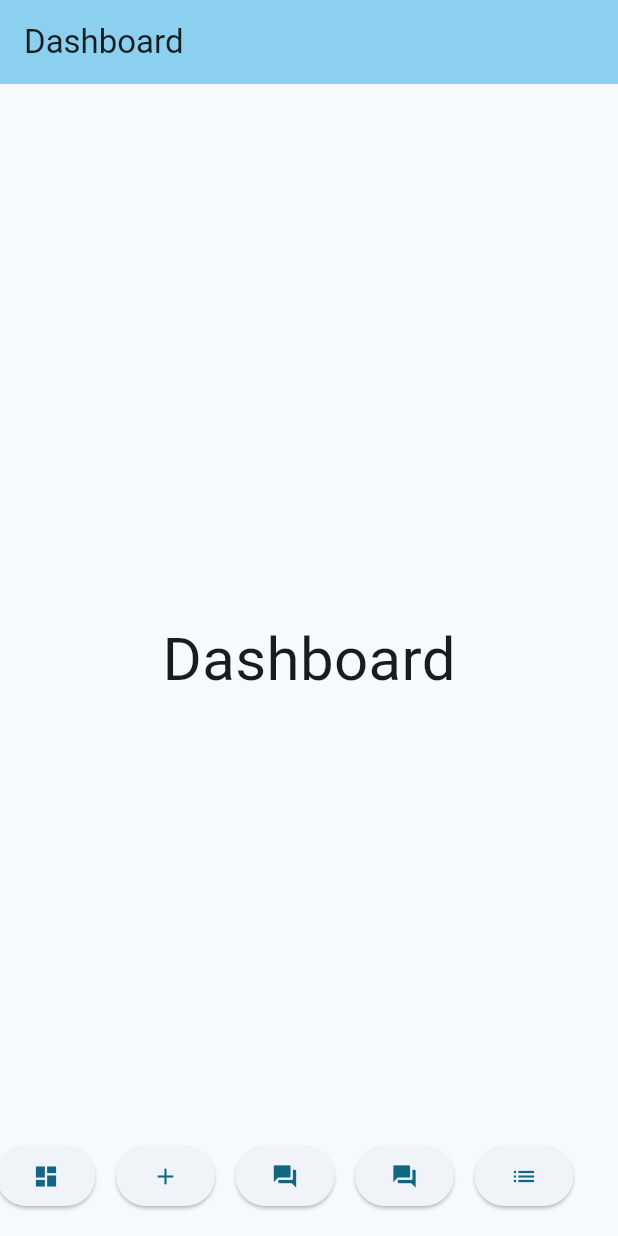
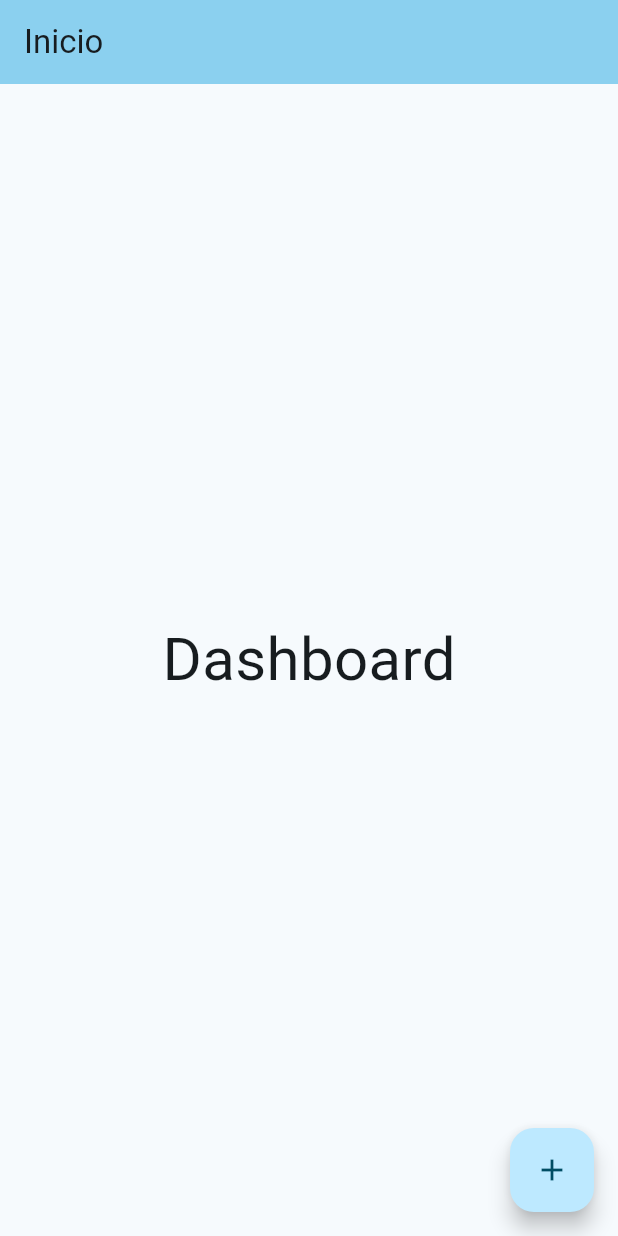
Before and after one commit to ThejavaZ/Encuestas, a Flutter app: the screen it shows after launch, on a phone screen of 412 x 824 dp. Run offline on Flutter 3.47's test engine with Material 3 defaults, Android fonts, the phone set to English and light mode, and no system bars.

Commit message:
Se hizo correctamente el floating action button, y se puede transportar en varias pantallas

```diff
--- a/encuestas/lib/home.dart
+++ b/encuestas/lib/home.dart
@@ -14,26 +14,35 @@ class HomePage extends StatefulWidget {
 
 class _HomePageState extends State<HomePage> {
   int _selectedIndex = 0;
+  String _title = _titles[0];
 
-  static const List<Widget> _pages = <Widget>[
-    DashBoardPage(),
-    SurveyPage(),
-    QuestionsAPage(),
-    QuestionsBPage(),
-    SummaryPage(),
-  ];
+  late List<Widget> _pages;
+
+  @override
+  void initState() {
+    super.initState();
+    _pages = <Widget>[
+      DashBoardPage(),
+      SurveyPage(onPageChange: _pageChanged,),
+      QuestionsAPage(onPageChange: _pageChanged,),
+      QuestionsBPage(onPageChange: _pageChanged,),
+      SummaryPage(onPageChange: _pageChanged,),
+    ];
+  }
+
 
   static const List<String> _titles = <String>[
-    'Dashboard',
-    'Nueva Encuesta',
-    'Encuesta A',
-    'Encuesta B',
-    'Resumen',
+    "Inicio",
+    "Nueva Encuesta",
+    "Preguntas",
+    "Preguntas (continuacion)",
+    "Resumen",
   ];
 
   void _pageChanged(int index) {
     setState(() {
       _selectedIndex = index;
+      _title = _titles[index];
     });
   }
 
@@ -42,33 +51,14 @@ class _HomePageState extends State<HomePage> {
     return Scaffold(
       appBar: AppBar(
         backgroundColor: Theme.of(context).colorScheme.inversePrimary,
-        title: Text(_titles[_selectedIndex]),
+        title: Text(_title),
       ),
       body: _pages[_selectedIndex],
-      floatingActionButton: Row(
-        mainAxisAlignment: MainAxisAlignment.spaceEvenly,
-        children: [
-          ElevatedButton(
-            onPressed: () => _pageChanged(0), // Dashboard
-            child: const Icon(Icons.dashboard),
-          ),
-          ElevatedButton(
-            onPressed: () => _pageChanged(1), // Nueva Encuesta
+      floatingActionButton:
+          FloatingActionButton(
+            onPressed: () => _pageChanged(1), // Dashboard
             child: const Icon(Icons.add),
-          ),
-          ElevatedButton(
-            onPressed: () => _pageChanged(2), // Encuesta A
-            child: const Icon(Icons.question_answer),
-          ),
-          ElevatedButton(
-            onPressed: () => _pageChanged(3), // Encuesta B
-            child: const Icon(Icons.question_answer),
-          ),
-          ElevatedButton(
-            onPressed: () => _pageChanged(4), // Resumen
-            child: const Icon(Icons.list),
-          ),
-        ],
+
       ),
     );
   }
--- a/encuestas/lib/questionsb.dart
+++ b/encuestas/lib/questionsb.dart
@@ -1,7 +1,10 @@
 import 'package:flutter/material.dart';
 
 class QuestionsBPage extends StatelessWidget {
-  const QuestionsBPage({super.key});
+
+    final Function(int) onPageChange;
+
+  const QuestionsBPage({super.key, required this.onPageChange});
 
   @override
   Widget build(BuildContext context) {
@@ -13,6 +16,7 @@ class QuestionsBPage extends StatelessWidget {
             'Questions B',
             style: TextStyle(fontSize: 40),
           ),
+          ElevatedButton(onPressed: () => onPageChange(4), child: const Text('Continuar')),
         ],
       ),
     );
--- a/encuestas/lib/summary.dart
+++ b/encuestas/lib/summary.dart
@@ -1,7 +1,9 @@
 import 'package:flutter/material.dart';
 
 class SummaryPage extends StatelessWidget {
-  const SummaryPage({super.key});
+    final Function(int) onPageChange;
+
+  const SummaryPage({super.key, required this.onPageChange});
 
   @override
   Widget build(BuildContext context) {
@@ -10,9 +12,11 @@ class SummaryPage extends StatelessWidget {
         mainAxisAlignment: MainAxisAlignment.center,
         children: <Widget>[
           const Text(
-            'Dashboard',
+            'Resumen',
             style: TextStyle(fontSize: 40),
           ),
+
+          ElevatedButton(onPressed: () => onPageChange(0), child: const Text('Inicio')),
         ],
       ),
     );
--- a/encuestas/lib/survey.dart
+++ b/encuestas/lib/survey.dart
@@ -1,7 +1,10 @@
 import 'package:flutter/material.dart';
 
 class SurveyPage extends StatelessWidget {
-  const SurveyPage({super.key});
+
+  final Function(int) onPageChange;
+
+  const SurveyPage({super.key, required this.onPageChange});
 
   @override
   Widget build(BuildContext context) {
@@ -13,6 +16,7 @@ class SurveyPage extends StatelessWidget {
             'Encuesta',
             style: TextStyle(fontSize: 40),
           ),
+          ElevatedButton(onPressed: () => onPageChange(2), child: const Text('Iniciar')),
         ],
       ),
     );
```
Also changed, not shown: encuestas/lib/questionsa.dart (+6 -1 lines).
